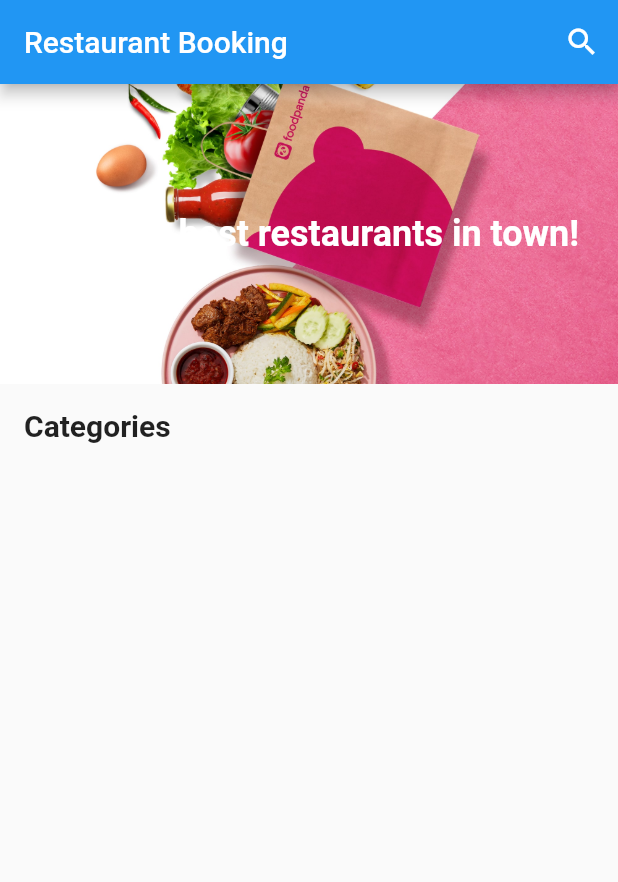
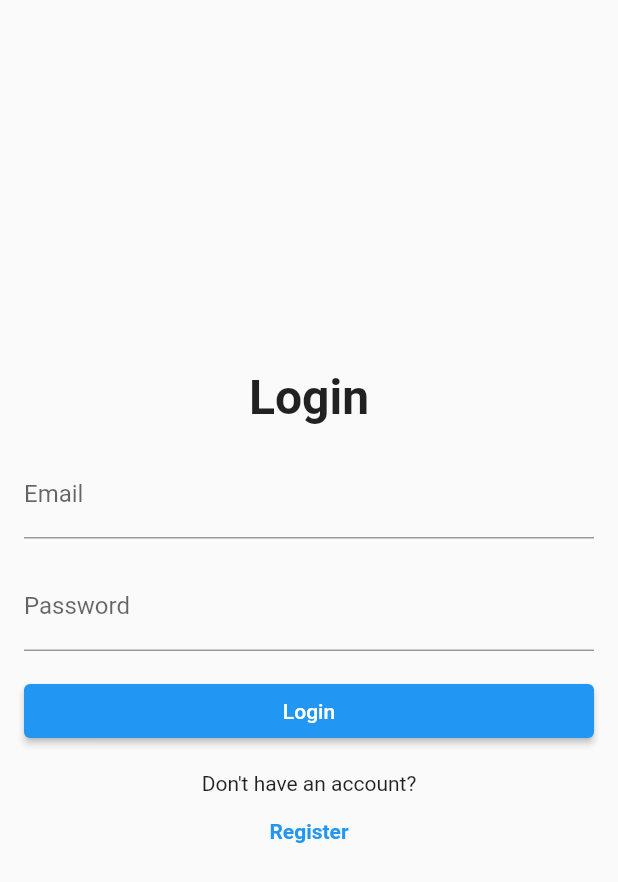
Before and after one commit to Youssef-Kamel-Shebl/Restaurant, a Flutter app: the screen it shows after launch, on a phone screen of 412 x 824 dp. Shown: the top 882 px of the screen. Run offline on Flutter 3.47's test engine with Material 2 defaults, Android fonts, the phone set to English and light mode, and no system bars; our stand-ins replace cloud_firestore, firebase_auth, firebase_core, firebase_messaging, firebase_storage; accounts and stored records are empty.

Commit message:
login and register completed

```diff
--- /dev/null
+++ b/lib/LoginPage.dart
@@ -0,0 +1,129 @@
+import 'package:firebase_core/firebase_core.dart';
+import 'package:flutter/material.dart';
+import 'package:restaurant/RegistrationPage.dart';
+import 'package:restaurant/services/database.dart';
+
+import 'main.dart';
+void main() async {
+  WidgetsFlutterBinding.ensureInitialized();
+  await Firebase.initializeApp();
+  runApp(const MyApp());
+}
+
+class MyApp extends StatelessWidget {
+  const MyApp({Key? key}) : super(key: key);
+
+  @override
+  Widget build(BuildContext context) {
+    return MaterialApp(
+      title: 'MyApp',
+      theme: ThemeData(
+        primarySwatch: Colors.blue,
+      ),
+      home: const LoginPage(),
+      routes: {
+        '/register': (context) => RegistrationPage(),
+      },
+    );
+  }
+}
+
+class LoginPage extends StatefulWidget {
+  const LoginPage({Key? key}) : super(key: key);
+
+  @override
+  _LoginPageState createState() => _LoginPageState();
+}
+
+class _LoginPageState extends State<LoginPage> {
+  final TextEditingController _emailController = TextEditingController();
+  final TextEditingController _passwordController = TextEditingController();
+
+  @override
+  Widget build(BuildContext context) {
+    return Scaffold(
+      body: Center(
+        child: Padding(
+          padding: const EdgeInsets.all(16.0),
+          child: Column(
+            mainAxisAlignment: MainAxisAlignment.center,
+            crossAxisAlignment: CrossAxisAlignment.stretch,
+            children: [
+              const Text(
+                'Login',
+                textAlign: TextAlign.center,
+                style: TextStyle(
+                  fontSize: 32.0,
+                  fontWeight: FontWeight.bold,
+                ),
+              ),
+              const SizedBox(height: 16.0),
+              TextFormField(
+                controller: _emailController,
+                decoration: InputDecoration(
+                  labelText: 'Email',
+                ),
+                keyboardType: TextInputType.emailAddress,
+                autocorrect: false,
+                validator: (value) {
+                  if (value == null || value.isEmpty) {
+                    return 'Please enter your email address';
+                  }
+                  return null;
+                },
+              ),
+              const SizedBox(height: 16.0),
+              TextFormField(
+                controller: _passwordController,
+                decoration: InputDecoration(
+                  labelText: 'Password',
+                ),
+                obscureText: true,
+                autocorrect: false,
+                validator: (value) {
+                  if (value == null || value.isEmpty) {
+                    return 'Please enter your password';
+                  }
+                  return null;
+                },
+              ),
+              const SizedBox(height: 16.0),
+              ElevatedButton(
+                onPressed: () async {
+                  // TODO: Implement login logic
+                  String email = _emailController.text.trim();
+                  String password = _passwordController.text.trim();
+                  DatabaseServices db = new DatabaseServices();
+                  bool loginSuccess = (await db.login(email, password)) as bool;
+                  if (loginSuccess) {
+                    Navigator.pushReplacement(
+                      context,
+                      MaterialPageRoute(builder: (context) => HomePage()),
+                    );
+                  }
+                },
+                child: const Text('Login'),
+              ),
+              const SizedBox(height: 16.0),
+              const Text(
+                "Don't have an account?",
+                textAlign: TextAlign.center,
+              ),
+              TextButton(
+                onPressed: () {
+                  Navigator.pushNamed(context, '/register');
+                },
+                child: const Text(
+                  'Register',
+                  style: TextStyle(
+                    fontWeight: FontWeight.bold,
+                  ),
+                ),
+              ),
+            ],
+          ),
+        ),
+      ),
+    );
+  }
+}
--- a/lib/main.dart
+++ b/lib/main.dart
@@ -9,37 +9,9 @@ import 'package:firebase_storage/firebase_storage.dart';
 import 'package:firebase_messaging/firebase_messaging.dart';
 import 'search_page.dart';
 
-void main() async {
-  WidgetsFlutterBinding.ensureInitialized();
-  await Firebase.initializeApp();
-  runApp(const MyApp());
-}
 
-class MyApp extends StatelessWidget {
-  const MyApp({super.key});
 
-  // This widget is the root of your application.
-  @override
-  Widget build(BuildContext context) {
-    return MaterialApp(
-      debugShowCheckedModeBanner: false,
-      title: 'Flutter Demo',
-      theme: ThemeData(
-        // This is the theme of your application.
-        //
-        // Try running your application with "flutter run". You'll see the
-        // application has a blue toolbar. Then, without quitting the app, try
-        // changing the primarySwatch below to Colors.green and then invoke
-        // "hot reload" (press "r" in the console where you ran "flutter run",
-        // or simply save your changes to "hot reload" in a Flutter IDE).
-        // Notice that the counter didn't reset back to zero; the application
-        // is not restarted.
-        primarySwatch: Colors.blue,
-      ),
-      home: HomePage(),
-    );
-  }
-}
+
 
 class HomePage extends StatelessWidget {
   var database = DatabaseServices();
--- a/lib/services/database.dart
+++ b/lib/services/database.dart
@@ -1,4 +1,5 @@
 import 'package:cloud_firestore/cloud_firestore.dart';
+import 'package:firebase_auth/firebase_auth.dart';
 import '../classes/Resturant.dart';
 import '../classes/Category.dart';
 import 'package:intl/intl.dart';
@@ -268,4 +269,41 @@ class DatabaseServices {
 //     print(foodCategories[1].name);
 //   });
 // }
+// Function to login user
+  Future<bool> login(String email, String password) async {
+    try {
+      UserCredential userCredential = await FirebaseAuth.instance
+          .signInWithEmailAndPassword(email: email, password: password);
+
+      return true;
+    } on FirebaseAuthException catch (e) {
+      if (e.code == 'user-not-found') {
+        print('No user found for that email.');
+      } else if (e.code == 'wrong-password') {
+        print('Wrong password provided for that user.');
+      }
+      return false;
+    } catch (e) {
+      print(e);
+      return false;
+    }
+  }
+
+  Future<bool> register(String email, String password) async {
+    try {
+      await FirebaseAuth.instance.createUserWithEmailAndPassword(email: email, password: password);
+      return true;
+    } on FirebaseAuthException catch (e) {
+      if (e.code == 'weak-password') {
+        print('The password provided is too weak.');
+      } else if (e.code == 'email-already-in-use') {
+        print('The account already exists for that email.');
+      }
+      return false;
+    } catch (e) {
+      print(e);
+      return false;
+    }
+  }
+
 }
```
Also changed, not shown: lib/RegistrationPage.dart (added, +73 -0 lines), 1 other file.
